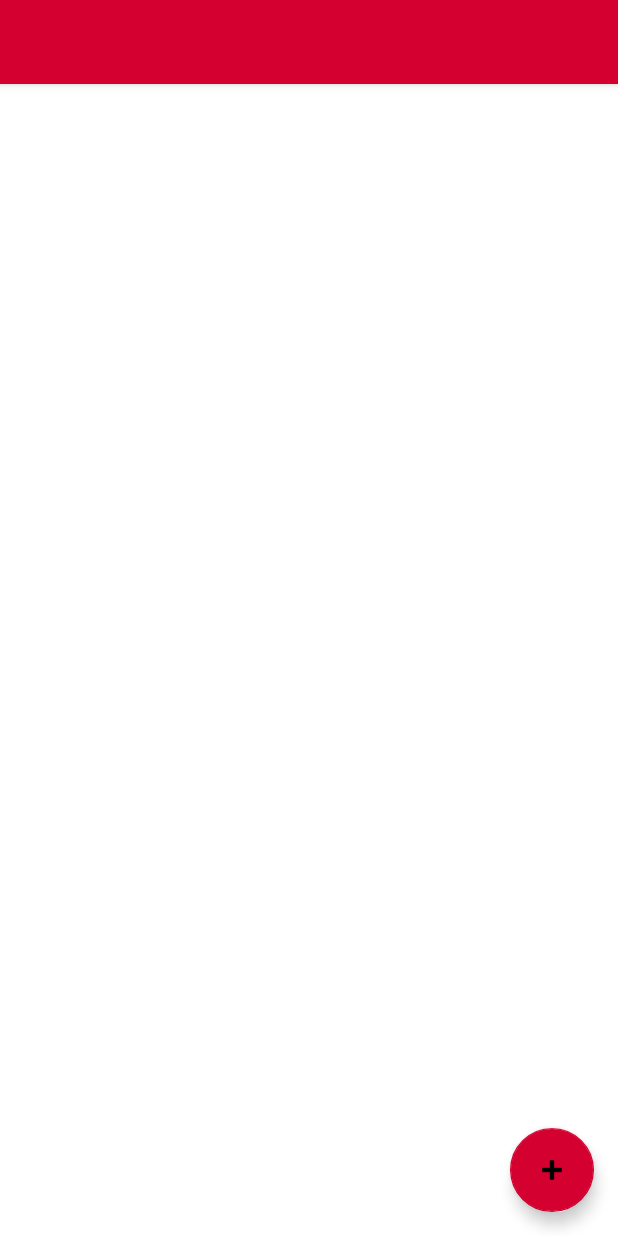
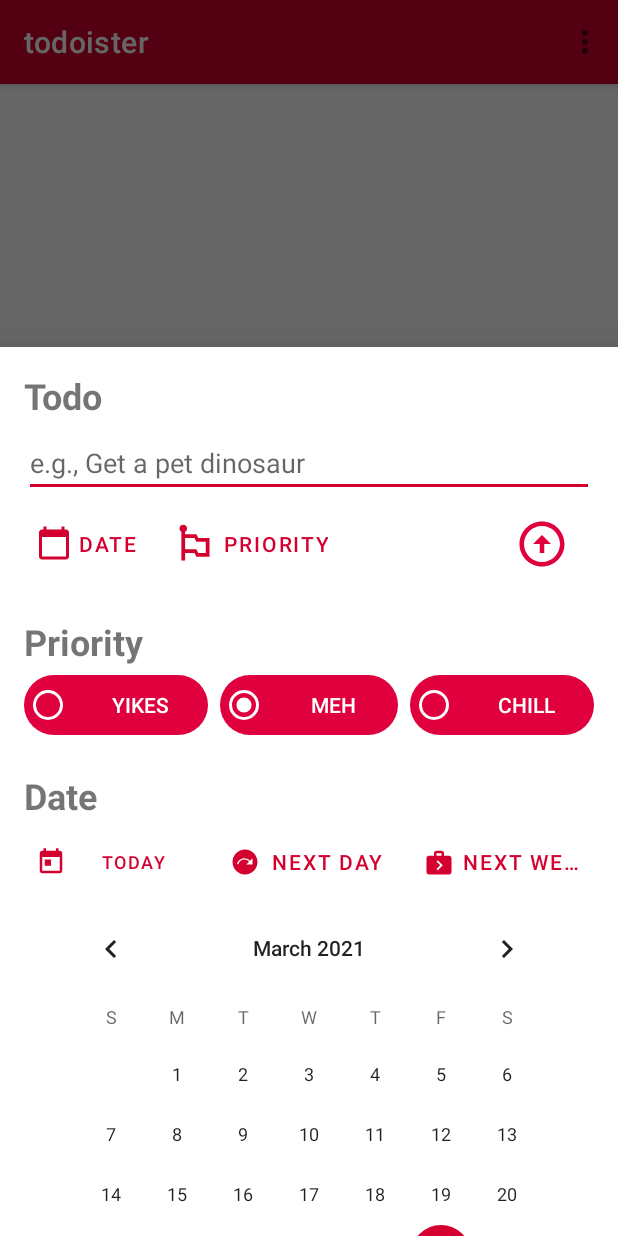
Before and after one commit to 1jayyaj1/Todoux, an Android app: the screen it shows after launch (MainActivity), after a tap on an icon or button, on a phone screen of 412 x 824 dp. Run offline under Robolectric (Android 15) with nearby library versions, the phone set to English and light mode, and no system bars; our stand-ins replace Room's generated code, data binding.

Commit message:
Added the ability to change visibility of views and added ability to create tasks - still have a weird naming problem tho

```diff
--- a/app/src/main/java/com/jayyaj/todoister/BottomSheetFragment.java
+++ b/app/src/main/java/com/jayyaj/todoister/BottomSheetFragment.java
@@ -1,32 +1,99 @@
 package com.jayyaj.todoister;
 
-import android.app.Activity;
 import android.os.Bundle;
+import android.text.TextUtils;
+import android.util.Log;
 import android.view.LayoutInflater;
 import android.view.View;
 import android.view.ViewGroup;
+import android.widget.Button;
+import android.widget.CalendarView;
+import android.widget.EditText;
+import android.widget.ImageButton;
+import android.widget.RadioButton;
+import android.widget.RadioGroup;
 
 import com.google.android.material.bottomsheet.BottomSheetDialogFragment;
-import com.jayyaj.todoister.databinding.BottomSheetBinding;
-import com.jayyaj.todoister.databinding.FragmentBottomSheetBinding;
+import com.jayyaj.todoister.model.Priority;
+import com.jayyaj.todoister.model.Task;
+import com.jayyaj.todoister.model.TaskViewModel;
 
 import androidx.annotation.NonNull;
-import androidx.databinding.DataBindingUtil;
-import androidx.fragment.app.Fragment;
-import androidx.navigation.fragment.NavHostFragment;
+import androidx.constraintlayout.widget.Group;
+
+import java.util.Calendar;
+import java.util.Date;
 
 public class BottomSheetFragment extends BottomSheetDialogFragment {
+    private EditText todoTitleEditText;
+    private Button todoDateShortcut;
+    private Button todoPriorityShortcut;
+    private RadioGroup priorityRadioGroup;
+    private Group priorityGroup;
+    private RadioButton selectedRadioButton;
+    private long selectedButtonId;
+    private ImageButton todoSaveButton;
+    private CalendarView calendarView;
+    private Group calendarGroup;
+    private long selectedDate;
+
+    public BottomSheetFragment() {
+    }
+
     @Override
     public View onCreateView(
             LayoutInflater inflater, ViewGroup container,
             Bundle savedInstanceState
     ) {
         // Inflate the layout for this fragment
-        return inflater.inflate(R.layout.bottom_sheet, container, false);
+        View view = inflater.inflate(R.layout.bottom_sheet, container, false);
+        calendarGroup = view.findViewById(R.id.calendarGroup);
+        calendarView = view.findViewById(R.id.calendarView);
+        todoDateShortcut = view.findViewById(R.id.todoDateShortcut);
+        todoPriorityShortcut = view.findViewById(R.id.todoPriorityShortcut);
+        todoTitleEditText = view.findViewById(R.id.todoTitleEditText);
+        todoSaveButton = view.findViewById(R.id.todoSaveButton);
+        priorityGroup = view.findViewById(R.id.priorityGroup);
+        priorityRadioGroup = view.findViewById(R.id.priorityRadioGroup);
+
+        //Only used inside onCreateView for now so don't need to instantiate them as instance variables yet
+        Button todayButton = view.findViewById(R.id.todayButton);
+        Button tomorrowButton = view.findViewById(R.id.tomorrowButton);
+        Button nextWeekButton = view.findViewById(R.id.nextWeekButton);
+
+        return view;
     }
 
     public void onViewCreated(@NonNull View view, Bundle savedInstanceState) {
         super.onViewCreated(view, savedInstanceState);
 
+        todoDateShortcut.setOnClickListener(v -> {
+            calendarGroup.setVisibility(calendarGroup.getVisibility() == View.GONE ? View.VISIBLE : View.GONE);
+        });
+
+        todoPriorityShortcut.setOnClickListener(v -> {
+            priorityGroup.setVisibility(priorityGroup.getVisibility() == View.GONE ? View.VISIBLE : View.GONE);
+        });
+
+        todoSaveButton.setOnClickListener(v -> {
+            String task = todoTitleEditText.getText().toString().trim();
+
+            int priorityId = priorityRadioGroup.getCheckedRadioButtonId();
+            RadioButton radioButton = (RadioButton) view.findViewById(priorityId);
+            Priority priority = Priority.valueOf(radioButton.getText().toString().trim());
+
+            Date dueDate = new Date(selectedDate);
+
+            if(!TextUtils.isEmpty(task) && priority != null && dueDate != null) {
+                Task newtask = new Task(task, priority, dueDate, Calendar.getInstance().getTime(), false);
+                TaskViewModel.create(newtask);
+            }
+        });
+
+        calendarView.setOnDateChangeListener((calView, year, month, day) -> {
+            Calendar c = Calendar.getInstance();
+            c.set(year, month, day);
+            selectedDate = c.getTimeInMillis();
+        });
     }
 }
--- a/app/src/main/java/com/jayyaj/todoister/MainActivity.java
+++ b/app/src/main/java/com/jayyaj/todoister/MainActivity.java
@@ -2,18 +2,22 @@ package com.jayyaj.todoister;
 
 import android.os.Bundle;
 
+import com.google.android.material.bottomsheet.BottomSheetBehavior;
 import com.google.android.material.floatingactionbutton.FloatingActionButton;
 import com.google.android.material.snackbar.Snackbar;
-import com.jayyaj.todoister.databinding.ActivityMainBinding;
+import com.jayyaj.todoister.adapter.RecyclerViewAdapter;
 import com.jayyaj.todoister.model.Priority;
 import com.jayyaj.todoister.model.Task;
 import com.jayyaj.todoister.model.TaskViewModel;
 
 import androidx.appcompat.app.AppCompatActivity;
 import androidx.appcompat.widget.Toolbar;
+import androidx.constraintlayout.widget.ConstraintLayout;
 import androidx.databinding.DataBindingUtil;
 import androidx.lifecycle.Observer;
 import androidx.lifecycle.ViewModelProvider;
+import androidx.recyclerview.widget.LinearLayoutManager;
+import androidx.recyclerview.widget.RecyclerView;
 
 import android.util.Log;
 import android.view.View;
@@ -25,8 +29,11 @@ import java.util.Calendar;
 import java.util.List;
 
 public class MainActivity extends AppCompatActivity {
-    ActivityMainBinding binding;
     private TaskViewModel taskViewModel;
+    private RecyclerViewAdapter recyclerViewAdapter;
+    private BottomSheetFragment bottomSheetFragment;
+    private RecyclerView recyclerView;
+    private FloatingActionButton fab;
 
     @Override
     protected void onCreate(Bundle savedInstanceState) {
@@ -34,7 +41,15 @@ public class MainActivity extends AppCompatActivity {
         setContentView(R.layout.activity_main);
         Toolbar toolbar = findViewById(R.id.toolbar);
         setSupportActionBar(toolbar);
-        binding = DataBindingUtil.setContentView(MainActivity.this, R.layout.activity_main);
+        recyclerView = findViewById(R.id.recycler_view);
+        recyclerView.setHasFixedSize(true);
+        recyclerView.setLayoutManager(new LinearLayoutManager(MainActivity.this));
+        fab = findViewById(R.id.fab);
+
+        bottomSheetFragment = new BottomSheetFragment();
+        ConstraintLayout constraintLayout = findViewById(R.id.bottomSheet);
+        BottomSheetBehavior<ConstraintLayout> bottomSheetBehavior = BottomSheetBehavior.from(constraintLayout);
+        bottomSheetBehavior.setPeekHeight(BottomSheetBehavior.STATE_HIDDEN);
 
         taskViewModel = new ViewModelProvider.AndroidViewModelFactory(
                 MainActivity.this
@@ -42,15 +57,20 @@ public class MainActivity extends AppCompatActivity {
                 .create(TaskViewModel.class);
 
         taskViewModel.getAllTasks().observe(MainActivity.this, tasks -> {
-            for (Task task : tasks)
-                Log.d("Tasks", task.getName());
+            recyclerViewAdapter = new RecyclerViewAdapter(tasks, MainActivity.this);
+            recyclerView.setAdapter(recyclerViewAdapter);
         });
 
-        binding.fab.setOnClickListener(view -> {
-            Task task = new Task("To do", Priority.CHILL, Calendar.getInstance().getTime(), Calendar.getInstance().getTime(), false);
-            TaskViewModel.create(task);
+        fab.setOnClickListener(view -> {
+            showBottomSheetDialog();
         });
-    };
+    }
+
+    private void showBottomSheetDialog() {
+        //Fragment manager knows if there are other open fragments and deals with that
+        //.getTag() gets the tag id that gets automatically created for each fragment
+        bottomSheetFragment.show(getSupportFragmentManager(), bottomSheetFragment.getTag());
+    }
 
     @Override
     public boolean onCreateOptionsMenu(Menu menu) {
--- a/app/src/main/java/com/jayyaj/todoister/adapter/RecyclerViewAdapter.java
+++ b/app/src/main/java/com/jayyaj/todoister/adapter/RecyclerViewAdapter.java
@@ -14,7 +14,9 @@ import androidx.recyclerview.widget.RecyclerView;
 
 import com.google.android.material.chip.Chip;
 import com.jayyaj.todoister.R;
+import com.jayyaj.todoister.databinding.TaskRowBinding;
 import com.jayyaj.todoister.model.Task;
+import com.jayyaj.todoister.util.Utils;
 
 import java.util.List;
 import java.util.Objects;
@@ -24,10 +26,11 @@ public class RecyclerViewAdapter extends RecyclerView.Adapter<RecyclerViewAdapte
     private List<Task> taskList;
     private Context context;
 
-    public RecyclerViewAdapter(List<Task> taskList, Context context, OnTaskClickListener onTaskClickListener) {
+    //TODO Add onclick listener for each row
+    public RecyclerViewAdapter(List<Task> taskList, Context context) {
         this.taskList = taskList;
         this.context = context;
-        this.onTaskClickListener = onTaskClickListener;
+        //this.onTaskClickListener = onTaskClickListener;
     }
 
     @NonNull
@@ -43,7 +46,7 @@ public class RecyclerViewAdapter extends RecyclerView.Adapter<RecyclerViewAdapte
         Task task = Objects.requireNonNull(taskList.get(position));
         holder.name.setText(task.getName());
         holder.isDone.setChecked(task.getDone());
-        holder.day.setText(task.getDueDate().toString().trim());
+        holder.day.setText(Utils.formatDate(task.getDueDate()));
     }
 
     @Override
--- a/app/src/main/java/com/jayyaj/todoister/util/TaskRoomDatabase.java
+++ b/app/src/main/java/com/jayyaj/todoister/util/TaskRoomDatabase.java
@@ -24,7 +24,7 @@ public abstract class TaskRoomDatabase extends RoomDatabase {
 
     private static volatile TaskRoomDatabase INSTANCE;
 
-    public static final String DATABASE_NAME = "todoux_db";
+    public static final String DATABASE_NAME = "todoister_db";
 
     public static ExecutorService databaseWriteExecutor = Executors.newFixedThreadPool(NUMBER_THREADS);
 
--- /dev/null
+++ b/app/src/main/java/com/jayyaj/todoister/util/Utils.java
@@ -0,0 +1,12 @@
+package com.jayyaj.todoister.util;
+
+import java.text.SimpleDateFormat;
+import java.util.Date;
+
+public class Utils {
+    public static String formatDate(Date date) {
+        SimpleDateFormat simpleDateFormat = (SimpleDateFormat) SimpleDateFormat.getDateInstance();
+        simpleDateFormat.applyPattern("EEE, MMM d");
+        return simpleDateFormat.format(date);
+    }
+}
--- a/app/src/main/res/drawable-v24/background_text_item.xml
+++ b/app/src/main/res/drawable-v24/background_text_item.xml
@@ -1,5 +1,5 @@
 <?xml version="1.0" encoding="utf-8"?>
 <shape xmlns:android="http://schemas.android.com/apk/res/android">
-    <corners android:radius="6dp"/>
+    <corners android:radius="32dp"/>
     <solid android:color="@color/red_icon"/>
 </shape>
--- a/app/src/main/res/layout/activity_main.xml
+++ b/app/src/main/res/layout/activity_main.xml
@@ -1,8 +1,9 @@
 <?xml version="1.0" encoding="utf-8"?>
-<layout xmlns:android="http://schemas.android.com/apk/res/android"
+<androidx.coordinatorlayout.widget.CoordinatorLayout
+    xmlns:android="http://schemas.android.com/apk/res/android"
     xmlns:app="http://schemas.android.com/apk/res-auto"
-    xmlns:tools="http://schemas.android.com/tools" >
-    <androidx.coordinatorlayout.widget.CoordinatorLayout android:layout_width="match_parent"
+    xmlns:tools="http://schemas.android.com/tools"
+    android:layout_width="match_parent"
     android:layout_height="match_parent"
     tools:context=".MainActivity">
 
@@ -14,7 +15,10 @@
             android:id="@+id/toolbar"
             android:layout_width="match_parent"
             android:layout_height="?attr/actionBarSize"
-                android:background="?attr/colorPrimary" />
+            app:menu="@menu/menu_main"
+            app:tint="@color/white"
+            app:title="@string/tool_bar_text"
+            app:titleTextColor="@color/white" />
 
     </com.google.android.material.appbar.AppBarLayout>
 
@@ -24,6 +28,8 @@
         android:layout_height="wrap_content"
         android:layout_gravity="bottom|end"
         android:layout_margin="@dimen/fab_margin"
+        app:backgroundTint="@color/red_icon"
+        app:tint="@color/white"
         app:srcCompat="@android:drawable/ic_input_add"
         tools:ignore="ContentDescription" />
 
@@ -42,4 +48,3 @@
     <include layout="@layout/bottom_sheet"/>
 
 </androidx.coordinatorlayout.widget.CoordinatorLayout>
-</layout>
--- a/app/src/main/res/layout/bottom_sheet.xml
+++ b/app/src/main/res/layout/bottom_sheet.xml
@@ -3,7 +3,8 @@
 <layout xmlns:android="http://schemas.android.com/apk/res/android"
     xmlns:app="http://schemas.android.com/apk/res-auto"
     xmlns:tools="http://schemas.android.com/tools" >
-    <androidx.constraintlayout.widget.ConstraintLayout android:id="@+id/enterTodo"
+    <androidx.constraintlayout.widget.ConstraintLayout
+        android:id="@+id/bottomSheet"
         style="@style/Animation.Design.BottomSheetDialog"
         android:layout_width="match_parent"
         android:layout_height="match_parent"
@@ -17,7 +18,7 @@
             android:id="@+id/todoTitleText"
             style="@style/title_style"
             android:layout_marginStart="16dp"
-            android:layout_marginTop="32dp"
+            android:layout_marginTop="16dp"
             android:text="@string/todo_title"
             app:layout_constraintStart_toStartOf="parent"
             app:layout_constraintTop_toTopOf="parent" />
@@ -27,7 +28,7 @@
             android:layout_width="0dp"
             android:layout_height="wrap_content"
             android:layout_marginStart="16dp"
-            android:layout_marginTop="8dp"
+            android:layout_marginTop="6dp"
             android:layout_marginEnd="16dp"
             android:autofillHints=""
             android:ems="10"
@@ -42,7 +43,7 @@
             style="@style/pill_button"
             android:layout_width="wrap_content"
             android:layout_marginStart="16dp"
-            android:layout_marginTop="8dp"
+            android:layout_marginTop="6dp"
             android:text="@string/calendar_button_text"
             android:textColorLink="#FFFFFF"
             app:cornerRadius="24dp"
@@ -56,7 +57,7 @@
             android:layout_width="wrap_content"
             android:layout_height="wrap_content"
             android:layout_marginStart="8dp"
-            android:layout_marginTop="8dp"
+            android:layout_marginTop="6dp"
             android:text="@string/priority_button_text"
             android:textColorLink="@color/red_icon"
             app:cornerRadius="24dp"
@@ -69,7 +70,7 @@
             style="@style/image_button_style"
             android:layout_width="70dp"
             android:layout_height="50dp"
-            android:layout_marginTop="8dp"
+            android:layout_marginTop="6dp"
             android:layout_marginEnd="16dp"
             android:contentDescription="@string/save_button_description"
             android:src="@drawable/ic_baseline_arrow_circle_up_24"
@@ -89,27 +90,24 @@
             app:layout_constraintStart_toStartOf="parent"
             app:layout_constraintTop_toBottomOf="@+id/todoDateShortcut" />
 
-        <CalendarView
-            android:id="@+id/calendar"
-            android:layout_width="0dp"
-            android:layout_height="0dp"
-            android:layout_marginStart="16dp"
-            android:layout_marginTop="16dp"
-            android:layout_marginEnd="16dp"
-            android:layout_marginBottom="16dp"
-            app:layout_constraintBottom_toBottomOf="parent"
-            app:layout_constraintEnd_toEndOf="parent"
-            app:layout_constraintStart_toStartOf="parent"
-            app:layout_constraintTop_toBottomOf="@+id/tomorrowButton" />
+        <androidx.constraintlayout.widget.Group
+            android:id="@+id/priorityGroup"
+            android:layout_width="wrap_content"
+            android:layout_height="wrap_content"
+            android:layout_marginBottom="275dp"
+            android:visibility="visible"
+            app:constraint_referenced_ids="priorityRadioGroup,priorityTitleText"
+            app:layout_constraintBottom_toBottomOf="parent" />
 
         <RadioGroup
             android:id="@+id/priorityRadioGroup"
             android:layout_width="0dp"
-            android:layout_height="45dp"
+            android:layout_height="40dp"
             android:layout_marginStart="16dp"
-            android:layout_marginTop="8dp"
+            android:layout_marginTop="6dp"
             android:layout_marginEnd="16dp"
             android:orientation="horizontal"
+            android:visibility="visible"
             app:layout_constraintEnd_toEndOf="parent"
             app:layout_constraintStart_toStartOf="parent"
             app:layout_constraintTop_toBottomOf="@+id/priorityTitleText">
@@ -168,7 +166,7 @@
             android:layout_width="0dp"
             android:layout_height="0dp"
             android:layout_marginStart="16dp"
-            android:layout_marginTop="8dp"
+            android:layout_marginTop="4dp"
             android:layout_marginEnd="4dp"
             android:text="@string/todo_today_text"
             android:textSize="12sp"
@@ -204,7 +202,7 @@
             android:layout_width="0dp"
             android:layout_height="wrap_content"
             android:layout_marginStart="4dp"
-            android:layout_marginTop="8dp"
+            android:layout_marginTop="4dp"
             android:layout_marginEnd="16dp"
             android:text="@string/todo_next_week_text"
             android:textSize="14sp"
@@ -216,11 +214,22 @@
             app:layout_constraintStart_toEndOf="@+id/tomorrowButton"
             app:layout_constraintTop_toBottomOf="@+id/dateTitleText" />
 
+        <CalendarView
+            android:id="@+id/calendarView"
+            android:layout_width="wrap_content"
+            android:layout_height="wrap_content"
+            app:layout_constraintBottom_toBottomOf="parent"
+            app:layout_constraintEnd_toEndOf="parent"
+            app:layout_constraintStart_toStartOf="parent"
+            app:layout_constraintTop_toBottomOf="@+id/todayButton"
+            app:layout_constraintVertical_bias="0.098" />
+
         <androidx.constraintlayout.widget.Group
+            android:id="@+id/calendarGroup"
             android:layout_width="wrap_content"
             android:layout_height="wrap_content"
             android:visibility="visible"
-            app:constraint_referenced_ids="calendar,todayButton,tomorrowButton,nextWeekButton,dateTitleText" />
+            app:constraint_referenced_ids="todayButton,tomorrowButton,nextWeekButton,dateTitleText,calendarView" />
 
     </androidx.constraintlayout.widget.ConstraintLayout>
 </layout>
--- a/app/src/main/res/values/colors.xml
+++ b/app/src/main/res/values/colors.xml
@@ -6,6 +6,6 @@
     <color name="teal_200">#D4002F</color>
     <color name="teal_700">#D4002F</color>
     <color name="black">#000000</color>
-    <color name="white">#FFFFFFFF</color>
+    <color name="white">#FFFFFF</color>
     <color name="red_icon">#DF003D</color>
 </resources>
--- a/app/src/main/res/values/dimens.xml
+++ b/app/src/main/res/values/dimens.xml
@@ -9,7 +9,7 @@
     <dimen name="dimen_32">32dp</dimen>
     <dimen name="dimen_60">60dp</dimen>
     <dimen name="top_margin">6dp</dimen>
-    <dimen name="recycler_padding">6dp</dimen>
+    <dimen name="recycler_padding">16dp</dimen>
     <dimen name="radio_padding">6dp</dimen>
     <dimen name="radio_button_margin">6dp</dimen>
     <dimen name="todo_title_size">24sp</dimen>
--- a/app/src/main/res/values/strings.xml
+++ b/app/src/main/res/values/strings.xml
@@ -4,7 +4,7 @@
     <string name="tv_description">Testing this thing..</string>
     <string name="tv_title">Title</string>
     <!-- TODO: Remove or change this placeholder text -->
-    <string name="app_name">Todoister</string>
+    <string name="app_name">todoister</string>
     <string name="action_settings">About</string>
     <!-- Strings used for fragments for navigation -->
     <string name="hello_blank_fragment">Hello blank fragment</string>
@@ -34,4 +34,5 @@
 
     <string name="about_text">Todoist Clone App - by JAYYAJ - version 0.1</string>
     <string name="add_todos">Add a Todo...</string>
+    <string name="tool_bar_text">todoister</string>
 </resources>
```
Also changed, not shown: 3 other files. Lines whose indentation alone changed are shown as unchanged.
